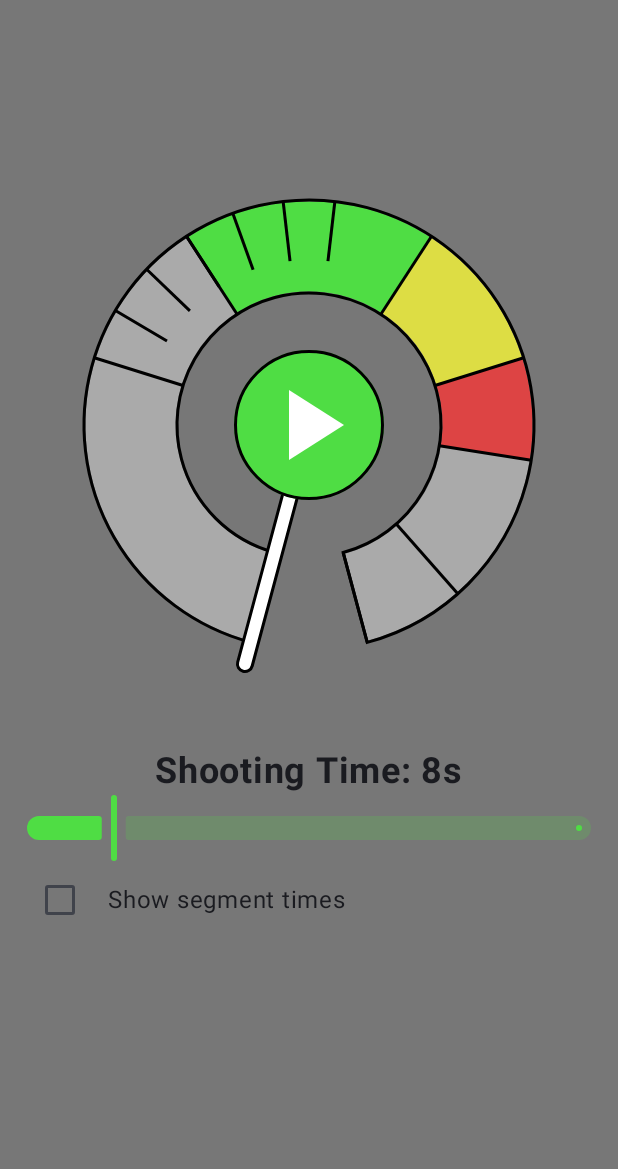
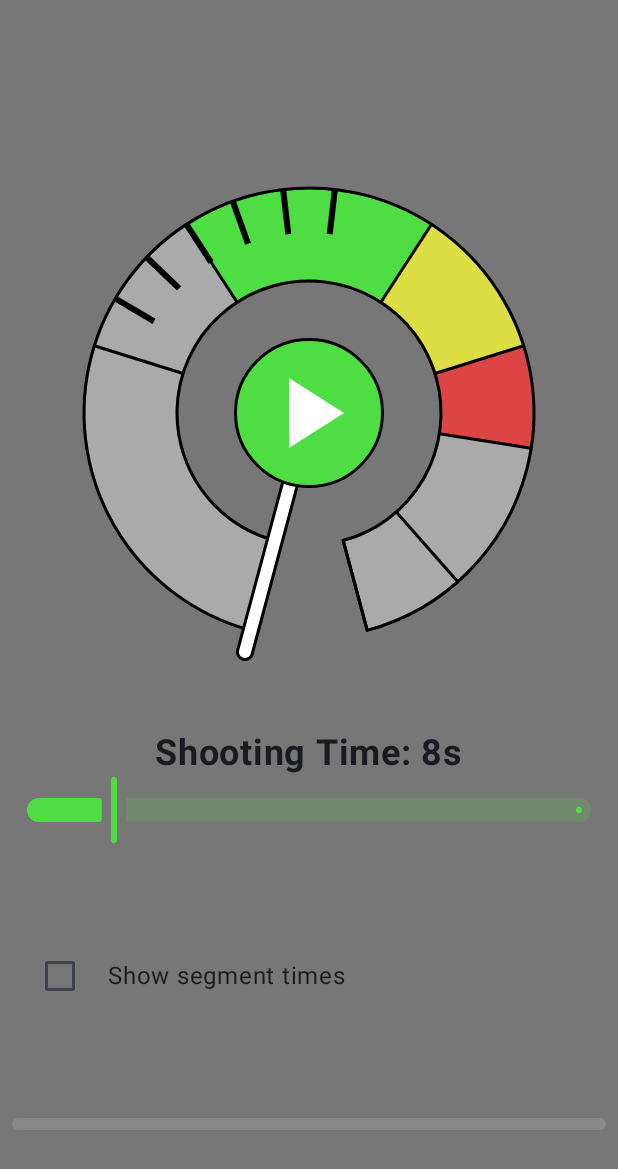
Before and after one commit to carlemil/FieldShootingTimer, an Android app built with Jetpack Compose: the screen it shows after launch (MainScreen), on a phone screen of 412 x 824 dp. Shown: the top 1169 px of the screen. Run offline under Robolectric (Android 15) with nearby library versions, the light colour scheme and no system bars.

Commit message:
Added a MultiThumbSlider to be used with the tics in the dial to signify targets changing events.

```diff
--- a/app/src/main/java/se/kjellstrand/fieldshootingtimer/MainScreen.kt
+++ b/app/src/main/java/se/kjellstrand/fieldshootingtimer/MainScreen.kt
@@ -39,6 +39,7 @@ import kotlinx.coroutines.isActive
 import se.kjellstrand.fieldshootingtimer.audio.AudioCue
 import se.kjellstrand.fieldshootingtimer.audio.AudioCueType
 import se.kjellstrand.fieldshootingtimer.audio.AudioManager
+import se.kjellstrand.fieldshootingtimer.ui.MultiThumbSlider
 import se.kjellstrand.fieldshootingtimer.ui.PlayButton
 import se.kjellstrand.fieldshootingtimer.ui.ShootTimeSlider
 import se.kjellstrand.fieldshootingtimer.ui.ShootTimer
@@ -96,6 +97,9 @@ fun MainScreen(
     val totalDuration = remember(segmentDurations) { segmentDurations.sum() }
 
     val ticks = listOf(8, 9, 10, 11, 12, 13)
+    LaunchedEffect(Unit) {
+        timerViewModel.setThumbValues(listOf())
+    }
 
     val context = LocalContext.current
 
@@ -237,6 +241,7 @@ fun PortraitUI(
     timerSize: Dp
 ) {
     val timerUiState by timerViewModel.uiState.collectAsState()
+
     Column(
         horizontalAlignment = Alignment.CenterHorizontally,
         modifier = Modifier
@@ -259,8 +264,16 @@ fun PortraitUI(
             timerViewModel,
             playedAudioIndices
         )
+        Spacer(modifier = Modifier.weight(1f))
+
         ShowSegmentTimes(timerViewModel)
-        Spacer(modifier = Modifier.weight(3f))
+
+        Spacer(modifier = Modifier.weight(1f))
+
+        MultiThumbSlider(timerViewModel)
+
+        Spacer(modifier = Modifier.weight(1f))
+
     }
 }
 
--- a/app/src/main/java/se/kjellstrand/fieldshootingtimer/ui/DialWithBadges.kt
+++ b/app/src/main/java/se/kjellstrand/fieldshootingtimer/ui/DialWithBadges.kt
@@ -195,7 +195,7 @@ fun TickMarks(
         val centerX = canvasSize / 2
         val centerY = canvasSize / 2
 
-        val innerRadius = (canvasSize / 2) - ringThicknessPx / 3 * 2
+        val innerRadius = (canvasSize / 2) - ringThicknessPx / 2
         val outerRadius = (canvasSize / 2)
 
         val adjustedTicks = ticks.map { tick ->
@@ -215,7 +215,7 @@ fun TickMarks(
                 color = borderColor,
                 start = Offset(startX, startY),
                 end = Offset(endX, endY),
-                strokeWidth = borderWidthPx
+                strokeWidth = borderWidthPx * 2
             )
         }
     }
--- /dev/null
+++ b/app/src/main/java/se/kjellstrand/fieldshootingtimer/ui/MultiThumbSlider.kt
@@ -0,0 +1,116 @@
+package se.kjellstrand.fieldshootingtimer.ui
+
+import androidx.compose.foundation.Canvas
+import androidx.compose.foundation.gestures.detectHorizontalDragGestures
+import androidx.compose.foundation.layout.Box
+import androidx.compose.foundation.layout.BoxWithConstraints
+import androidx.compose.foundation.layout.fillMaxSize
+import androidx.compose.foundation.layout.fillMaxWidth
+import androidx.compose.foundation.layout.height
+import androidx.compose.foundation.layout.offset
+import androidx.compose.foundation.layout.padding
+import androidx.compose.foundation.layout.size
+import androidx.compose.runtime.Composable
+import androidx.compose.runtime.collectAsState
+import androidx.compose.runtime.getValue
+import androidx.compose.ui.Modifier
+import androidx.compose.ui.geometry.Offset
+import androidx.compose.ui.graphics.Color
+import androidx.compose.ui.graphics.StrokeCap
+import androidx.compose.ui.input.pointer.pointerInput
+import androidx.compose.ui.platform.LocalDensity
+import androidx.compose.ui.unit.Dp
+import androidx.compose.ui.unit.dp
+
+
+@Composable
+fun MultiThumbSlider(
+    timerViewModel: TimerViewModel,
+    modifier: Modifier = Modifier,
+    range: ClosedFloatingPointRange<Float> = 0f..100f,
+    trackColor: Color = Color.Gray,
+    activeTrackColor: Color = Color.Blue,
+    thumbColor: Color = Color.Blue,
+    trackHeight: Dp = 8.dp,
+    thumbRadius: Dp = 12.dp
+) {
+    val timerUiState by timerViewModel.uiState.collectAsState()
+
+    val density = LocalDensity.current
+    val thumbRadiusPx = with(density) { thumbRadius.toPx() }
+    val trackHeightPx = with(density) { trackHeight.toPx() }
+
+    BoxWithConstraints(
+        modifier = modifier
+            .fillMaxWidth()
+            .height(thumbRadius * 2)
+            .padding(horizontal = thumbRadius)
+    ) {
+        val sliderWidth = constraints.maxWidth.toFloat()
+
+        val thumbOffsets = timerUiState.thumbValues.map { value ->
+            ((value - range.start) / (range.endInclusive - range.start)) * sliderWidth
+        }
+        Canvas(modifier = Modifier.fillMaxSize()) {
+            println("Draw the slider with values ${timerUiState.thumbValues}")
+
+            drawLine(
+                color = trackColor,
+                start = Offset(0f, size.height / 2),
+                end = Offset(sliderWidth, size.height / 2),
+                strokeWidth = trackHeightPx,
+                cap = StrokeCap.Round
+            )
+
+            thumbOffsets.zipWithNext { start, end ->
+                drawLine(
+                    color = activeTrackColor,
+                    start = Offset(start, size.height / 2),
+                    end = Offset(end, size.height / 2),
+                    strokeWidth = trackHeightPx,
+                    cap = StrokeCap.Round
+                )
+            }
+
+            thumbOffsets.forEach { thumbOffset ->
+                drawCircle(
+                    color = thumbColor,
+                    radius = thumbRadiusPx,
+                    center = Offset(thumbOffset, size.height / 2)
+                )
+            }
+        }
+
+        timerUiState.thumbValues.forEachIndexed { index, _ ->
+            Box(
+                modifier = Modifier
+                    .offset(x = with(density) {
+                        val currentThumbOffset =
+                            ((timerUiState.thumbValues[index] - range.start) / (range.endInclusive - range.start)) * sliderWidth
+                        currentThumbOffset.toDp()
+                    } - thumbRadius)
+                    .size(thumbRadius * 2)
+                    .pointerInput(Unit) {
+                        detectHorizontalDragGestures(
+                            onHorizontalDrag = { change, dragAmount ->
+                                change.consume()
+
+                                val currentThumbOffset =
+                                    ((timerUiState.thumbValues[index] - range.start) / (range.endInclusive - range.start)) * sliderWidth
+                                val newOffset =
+                                    (currentThumbOffset + dragAmount).coerceIn(0f, sliderWidth)
+                                val newValue =
+                                    (newOffset / sliderWidth) * (range.endInclusive - range.start) + range.start
+
+                                val updatedValues = timerUiState.thumbValues
+                                    .toMutableList()
+                                    .apply { this[index] = newValue }
+
+                                timerViewModel.setThumbValues(updatedValues)
+                            }
+                        )
+                    }
+            )
+        }
+    }
+}
--- a/app/src/main/java/se/kjellstrand/fieldshootingtimer/ui/TimerUiState.kt
+++ b/app/src/main/java/se/kjellstrand/fieldshootingtimer/ui/TimerUiState.kt
@@ -4,7 +4,8 @@ data class TimerUiState(
     val shootingDuration: Float = 5f,
     val badgesVisible: Boolean = false,
     val timerRunningState: TimerState = TimerState.NotStarted,
-    val currentTime: Float = 0f
+    val currentTime: Float = 0f,
+    val thumbValues: List<Float> = listOf()
 )
 
 enum class TimerState{
--- a/app/src/main/java/se/kjellstrand/fieldshootingtimer/ui/TimerViewModel.kt
+++ b/app/src/main/java/se/kjellstrand/fieldshootingtimer/ui/TimerViewModel.kt
@@ -38,4 +38,17 @@ open class TimerViewModel : ViewModel() {
             currentState.copy(currentTime = currentTime)
         }
     }
+
+    fun setThumbValues(updatedValues: List<Float>) {
+            println("setThumbValues thumbValues: $updatedValues")
+        _uiState.value = _uiState.value.copy(thumbValues = updatedValues)
+        println("setThumbValues thumbValues: ${_uiState.value.thumbValues}")
+
+//        _uiState.update { currentState ->
+//            println("setThumbValues thumbValues: $thumbValues")
+//            val a =  currentState.copy(thumbValues = thumbValues)
+//            println("uiState setThumbValues thumbValues: ${uiState.value.thumbValues}")
+//            a
+//        }
+    }
 }
```
Also changed, not shown: 1 other file.
